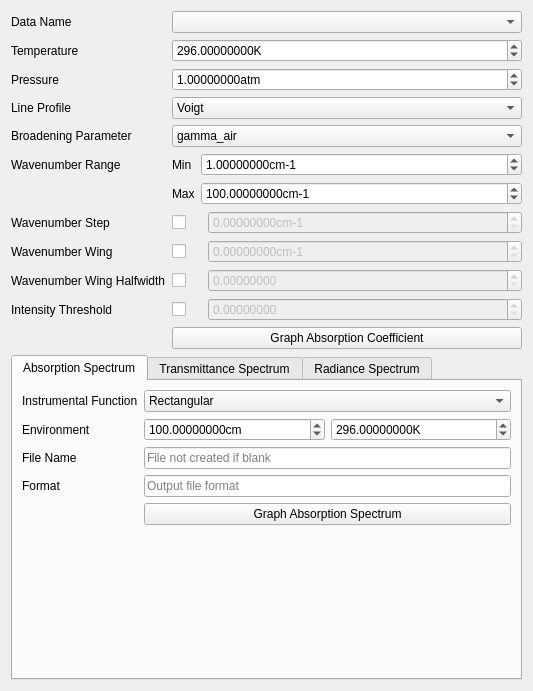
First picture: the form in layouts/graphing_window.ui, repository hitranonline/hapiest, before the edit.
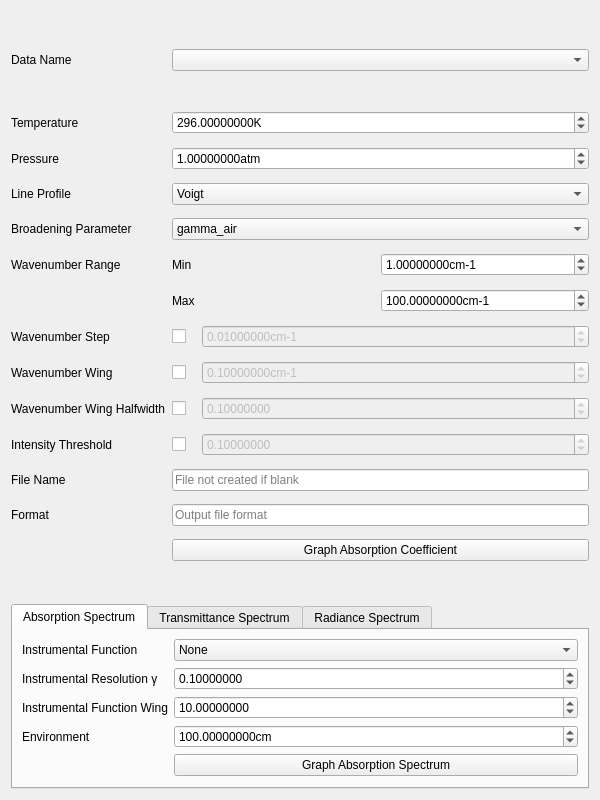
Second picture: the form after the edit.

Commit message: Added support for missing graphing functions, fixed a possible bug in hapi, wow!

What changed in the file:
```diff
--- a/layouts/graphing_window.ui
+++ b/layouts/graphing_window.ui
@@ -6,33 +6,40 @@
             <rect>
                 <x>0</x>
                 <y>0</y>
-                <width>533</width>
-                <height>691</height>
+                <width>600</width>
+                <height>800</height>
             </rect>
         </property>
         <property name="sizePolicy">
-            <sizepolicy hsizetype="Preferred" vsizetype="Minimum">
+            <sizepolicy hsizetype="Minimum" vsizetype="Minimum">
                 <horstretch>0</horstretch>
                 <verstretch>0</verstretch>
             </sizepolicy>
         </property>
+        <property name="maximumSize">
+            <size>
+                <width>600</width>
+                <height>800</height>
+            </size>
+        </property>
         <property name="windowTitle">
             <string>Absorption Coefficient</string>
         </property>
         <layout class="QGridLayout" name="gridLayout">
-            <property name="sizeConstraint">
-                <enum>QLayout::SetMinimumSize</enum>
-            </property>
             <item row="0" column="0">
-                <layout class="QVBoxLayout" name="verticalLayout">
-                    <property name="sizeConstraint">
-                        <enum>QLayout::SetMinimumSize</enum>
-                    </property>
-                    <item>
                         <layout class="QFormLayout" name="formLayout">
                             <property name="sizeConstraint">
                                 <enum>QLayout::SetMaximumSize</enum>
                             </property>
+                    <property name="fieldGrowthPolicy">
+                        <enum>QFormLayout::AllNonFixedFieldsGrow</enum>
+                    </property>
+                    <property name="formAlignment">
+                        <set>Qt::AlignLeading|Qt::AlignLeft|Qt::AlignVCenter</set>
+                    </property>
+                    <property name="verticalSpacing">
+                        <number>13</number>
+                    </property>
                             <item row="0" column="0">
         <widget class="QLabel" name="data_name_label">
             <property name="text">
@@ -41,16 +48,27 @@
         </widget>
                             </item>
                             <item row="0" column="1">
+                        <layout class="QHBoxLayout" name="horizontalLayout_7">
+                            <item>
                                 <widget class="QComboBox" name="data_name"/>
                             </item>
-                            <item row="1" column="0">
+                        </layout>
+                    </item>
+                    <item row="1" column="1">
+                        <widget class="QLabel" name="data_name_error">
+                            <property name="text">
+                                <string/>
+                            </property>
+                        </widget>
+                    </item>
+                    <item row="2" column="0">
                                 <widget class="QLabel" name="temperature_label">
                                     <property name="text">
                                         <string>Temperature</string>
                                     </property>
                                 </widget>
                             </item>
-                            <item row="1" column="1">
+                    <item row="2" column="1">
                                 <widget class="QDoubleSpinBox" name="temperature">
                                     <property name="suffix">
                                         <string>K</string>
@@ -66,14 +84,14 @@
                                     </property>
                                 </widget>
                             </item>
-                            <item row="2" column="0">
+                    <item row="3" column="0">
                                 <widget class="QLabel" name="pressure_label">
                                     <property name="text">
                                         <string>Pressure</string>
                                     </property>
                                 </widget>
                             </item>
-                            <item row="2" column="1">
+                    <item row="3" column="1">
                                 <widget class="QDoubleSpinBox" name="pressure">
                                     <property name="suffix">
                                         <string>atm</string>
@@ -89,14 +107,14 @@
                                     </property>
                                 </widget>
                             </item>
-                            <item row="3" column="0">
+                    <item row="4" column="0">
                                 <widget class="QLabel" name="line_profile_label">
                                     <property name="text">
                                         <string>Line Profile</string>
                                     </property>
         </widget>
                             </item>
-                            <item row="3" column="1">
+                    <item row="4" column="1">
                                 <widget class="QComboBox" name="graph_type">
                                     <item>
                                         <property name="text">
@@ -130,14 +148,14 @@
                                     </item>
                                 </widget>
                             </item>
-                            <item row="4" column="0">
+                    <item row="5" column="0">
                                 <widget class="QLabel" name="broadening_parameter_label">
                                     <property name="text">
                                         <string>Broadening Parameter</string>
                                     </property>
                                 </widget>
                             </item>
-                            <item row="4" column="1">
+                    <item row="5" column="1">
                                 <widget class="QComboBox" name="broadening_parameter">
                                     <item>
                                         <property name="text">
@@ -151,23 +169,23 @@
                                     </item>
                                 </widget>
                             </item>
-                            <item row="5" column="0">
+                    <item row="6" column="0">
                                 <widget class="QLabel" name="wave_range_label">
                                     <property name="text">
                                         <string>Wavenumber Range</string>
                                     </property>
         </widget>
                             </item>
-                            <item row="5" column="1">
-                                <layout class="QFormLayout" name="formLayout_2">
-                                    <item row="0" column="0">
-                                        <widget class="QLabel" name="wave_min_label">
+                    <item row="6" column="1">
+                        <layout class="QHBoxLayout" name="horizontalLayout_23">
+                            <item>
+                                <widget class="QLabel" name="wave_min_label_3">
                                             <property name="text">
                                                 <string>Min</string>
                                             </property>
                                         </widget>
                                     </item>
-                                    <item row="0" column="1">
+                            <item>
                                         <widget class="QDoubleSpinBox" name="wn_min">
                                             <property name="suffix">
                                                 <string>cm-1</string>
@@ -183,14 +201,18 @@
                                             </property>
                                         </widget>
                                     </item>
-                                    <item row="1" column="0">
-                                        <widget class="QLabel" name="wave_max_label">
+                        </layout>
+                    </item>
+                    <item row="8" column="1">
+                        <layout class="QHBoxLayout" name="horizontalLayout_24">
+                            <item>
+                                <widget class="QLabel" name="wave_max_label_3">
                                             <property name="text">
                                                 <string>Max</string>
                                             </property>
                                         </widget>
                                     </item>
-                                    <item row="1" column="1">
+                            <item>
                                         <widget class="QDoubleSpinBox" name="wn_max">
                                             <property name="suffix">
                                                 <string>cm-1</string>
@@ -208,14 +230,14 @@
                                     </item>
                                 </layout>
                             </item>
-                            <item row="6" column="0">
+                    <item row="9" column="0">
                                 <widget class="QLabel" name="wave_step_label">
                                     <property name="text">
                                         <string>Wavenumber Step</string>
                                     </property>
         </widget>
                             </item>
-                            <item row="6" column="1">
+                    <item row="9" column="1">
                                 <layout class="QHBoxLayout" name="horizontalLayout">
                                     <item>
                                         <widget class="QCheckBox" name="wn_step_enabled">
@@ -256,21 +278,27 @@
                                             <property name="decimals">
                                                 <number>8</number>
                                             </property>
+                                    <property name="minimum">
+                                        <double>0.000001000000000</double>
+                                    </property>
                                             <property name="maximum">
                                                 <double>1000000000.000000000000000</double>
                                             </property>
+                                    <property name="value">
+                                        <double>0.010000000000000</double>
+                                    </property>
                                         </widget>
                                     </item>
                                 </layout>
                             </item>
-                            <item row="7" column="0">
+                    <item row="10" column="0">
                                 <widget class="QLabel" name="wave_wing_label">
                                     <property name="text">
                                         <string>Wavenumber Wing</string>
                                     </property>
         </widget>
                             </item>
-                            <item row="7" column="1">
+                    <item row="10" column="1">
                                 <layout class="QHBoxLayout" name="horizontalLayout_2">
                                     <item>
                                         <widget class="QCheckBox" name="wn_wing_enabled">
@@ -296,21 +324,27 @@
                                             <property name="decimals">
                                                 <number>8</number>
                                             </property>
+                                    <property name="minimum">
+                                        <double>0.000001000000000</double>
+                                    </property>
                                             <property name="maximum">
                                                 <double>1000000000.000000000000000</double>
                                             </property>
+                                    <property name="value">
+                                        <double>0.100000000000000</double>
+                                    </property>
                                         </widget>
                                     </item>
                                 </layout>
                             </item>
-                            <item row="8" column="0">
+                    <item row="11" column="0">
         <widget class="QLabel" name="wave_wing_halfwidth_label">
             <property name="text">
                 <string>Wavenumber Wing Halfwidth</string>
             </property>
         </widget>
                             </item>
-                            <item row="8" column="1">
+                    <item row="11" column="1">
                                 <layout class="QHBoxLayout" name="horizontalLayout_3">
                                     <property name="sizeConstraint">
                                         <enum>QLayout::SetMinimumSize</enum>
@@ -336,21 +370,27 @@
                                             <property name="decimals">
                                                 <number>8</number>
                                             </property>
+                                    <property name="minimum">
+                                        <double>0.000001000000000</double>
+                                    </property>
                                             <property name="maximum">
                                                 <double>1000000000.000000000000000</double>
                                             </property>
+                                    <property name="value">
+                                        <double>0.100000000000000</double>
+                                    </property>
                                         </widget>
                                     </item>
                                 </layout>
                             </item>
-                            <item row="9" column="0">
+                    <item row="12" column="0">
         <widget class="QLabel" name="intensity_threshold_label">
             <property name="text">
                 <string>Intensity Threshold</string>
             </property>
         </widget>
                             </item>
-                            <item row="9" column="1">
+                    <item row="12" column="1">
                                 <layout class="QHBoxLayout" name="horizontalLayout_4">
                                     <item>
                                         <widget class="QCheckBox" name="intensity_threshold_enabled">
@@ -373,14 +413,48 @@
                                             <property name="decimals">
                                                 <number>8</number>
                                             </property>
+                                    <property name="minimum">
+                                        <double>0.000001000000000</double>
+                                    </property>
                                             <property name="maximum">
                                                 <double>1000000000.000000000000000</double>
                                             </property>
+                                    <property name="value">
+                                        <double>0.100000000000000</double>
+                                    </property>
                                         </widget>
                                     </item>
                                 </layout>
                             </item>
-                            <item row="10" column="1">
+                    <item row="13" column="0">
+                        <widget class="QLabel" name="label_15">
+                            <property name="text">
+                                <string>File Name</string>
+                            </property>
+                        </widget>
+                    </item>
+                    <item row="13" column="1">
+                        <widget class="QLineEdit" name="output_filename">
+                            <property name="placeholderText">
+                                <string>File not created if blank</string>
+                            </property>
+                        </widget>
+                    </item>
+                    <item row="14" column="0">
+                        <widget class="QLabel" name="label_16">
+                            <property name="text">
+                                <string>Format</string>
+                            </property>
+                        </widget>
+                    </item>
+                    <item row="14" column="1">
+                        <widget class="QLineEdit" name="output_file_format">
+                            <property name="placeholderText">
+                                <string>Output file format</string>
+                            </property>
+                        </widget>
+                    </item>
+                    <item row="15" column="1">
                                 <widget class="QPushButton" name="graph_button">
                                     <property name="text">
                                         <string>Graph Absorption Coefficient</string>
@@ -389,10 +463,10 @@
                             </item>
                         </layout>
                     </item>
-                    <item>
+            <item row="1" column="0">
                         <widget class="QTabWidget" name="spectrum_tabs">
                             <property name="sizePolicy">
-                                <sizepolicy hsizetype="Minimum" vsizetype="Minimum">
+                        <sizepolicy hsizetype="Expanding" vsizetype="Fixed">
                                     <horstretch>0</horstretch>
                                     <verstretch>0</verstretch>
                                 </sizepolicy>
@@ -413,65 +487,19 @@
                                             <item row="0" column="0">
                                                 <layout class="QFormLayout" name="formLayout_5">
                                                     <property name="sizeConstraint">
-                                                        <enum>QLayout::SetMaximumSize</enum>
-                                                    </property>
-                                                    <item row="0" column="0">
-                                                        <widget class="QLabel" name="label_23">
-                                                            <property name="text">
-                                                                <string>Instrumental Function</string>
-                                                            </property>
-                                                        </widget>
-                                                    </item>
-                                                    <item row="0" column="1">
-                                                        <widget class="QComboBox" name="as_instrumental_fn">
-                                                            <item>
-                                                                <property name="text">
-                                                                    <string>Rectangular</string>
-                                                                </property>
-                                                            </item>
-                                                            <item>
-                                                                <property name="text">
-                                                                    <string>Triangular</string>
-                                                                </property>
-                                                            </item>
-                                                            <item>
-                                                                <property name="text">
-                                                                    <string>Gaussian</string>
-                                                                </property>
-                                                            </item>
-                                                            <item>
-                                                                <property name="text">
-                                                                    <string>Diffraction</string>
-                                                                </property>
-                                                            </item>
-                                                            <item>
-                                                                <property name="text">
-                                                                    <string>Michelson</string>
-                                                                </property>
-                                                            </item>
-                                                            <item>
-                                                                <property name="text">
-                                                                    <string>Dispersion</string>
-                                                                </property>
-                                                            </item>
-                                                            <item>
-                                                                <property name="text">
-                                                                    <string>Lorentz</string>
-                                                                </property>
-                                                            </item>
-                                                        </widget>
-                                                    </item>
-                                                    <item row="1" column="0">
-                                                        <widget class="QLabel" name="label_24">
+                                                <enum>QLayout::SetFixedSize</enum>
+                                            </property>
+                                            <item row="3" column="0">
+                                                <widget class="QLabel" name="label_26">
                                                             <property name="text">
                                                                 <string>Environment</string>
                                                             </property>
                                                         </widget>
                                                     </item>
-                                                    <item row="1" column="1">
-                                                        <layout class="QHBoxLayout" name="horizontalLayout_7">
+                                            <item row="3" column="1">
+                                                <layout class="QHBoxLayout" name="horizontalLayout_10">
                                                             <item>
-                                                                <widget class="QDoubleSpinBox" name="as_env_cm">
+                                                        <widget class="QDoubleSpinBox" name="as_path_length">
                                                                     <property name="buttonSymbols">
                                                                         <enum>QAbstractSpinBox::UpDownArrows</enum>
                                                                     </property>
@@ -492,59 +520,15 @@
                                                                         <number>8</number>
                                                                     </property>
                                                                     <property name="maximum">
-                                                                        <double>10000000.000000000000000</double>
+                                                                <double>1000000000.000000000000000</double>
                                                                     </property>
                                                                     <property name="value">
                                                                         <double>100.000000000000000</double>
                                                                     </property>
                                                                 </widget>
                                                             </item>
-                                                            <item>
-                                                                <widget class="QDoubleSpinBox" name="as_env_k">
-                                                                    <property name="suffix">
-                                                                        <string>K</string>
-                                                                    </property>
-                                                                    <property name="decimals">
-                                                                        <number>8</number>
-                                                                    </property>
-                                                                    <property name="maximum">
-                                                                        <double>10000000.000000000000000</double>
-                                                                    </property>
-                                                                    <property name="value">
-                                                                        <double>296.000000000000000</double>
-                                                                    </property>
-                                                                </widget>
-                                                            </item>
-                                                        </layout>
-                                                    </item>
-                                                    <item row="2" column="0">
-                                                        <widget class="QLabel" name="label_15">
-                                                            <property name="text">
-                                                                <string>File Name</string>
-                                                            </property>
-                                                        </widget>
-                                                    </item>
-                                                    <item row="2" column="1">
-                                                        <widget class="QLineEdit" name="as_output_filename">
-                                                            <property name="placeholderText">
-                                                                <string>File not created if blank</string>
-                                                            </property>
-                                                        </widget>
-                                                    </item>
-                                                    <item row="3" column="0">
-                                                        <widget class="QLabel" name="label_12">
-                                                            <property name="text">
-                                                                <string>Format</string>
-                                                            </property>
-                                                        </widget>
-                                                    </item>
-                                                    <item row="3" column="1">
-                                                        <widget class="QLineEdit" name="as_output_file_format">
-                                                            <property name="placeholderText">
-                                                                <string>Output file format</string>
-                                                            </property>
-                                                        </widget>
-                                                    </item>
+                                                </layout>
+                                            </item>
                                                     <item row="4" column="1">
                                                         <widget class="QPushButton" name="graph_as_button">
                                                             <property name="text">
@@ -552,6 +536,98 @@
                                                             </property>
                                                         </widget>
                                                     </item>
+                                            <item row="0" column="1">
+                                                <widget class="QComboBox" name="as_instrumental_fn">
+                                                    <item>
+                                                        <property name="text">
+                                                            <string>None</string>
+                                                        </property>
+                                                    </item>
+                                                    <item>
+                                                        <property name="text">
+                                                            <string>Rectangular</string>
+                                                        </property>
+                                                    </item>
+                                                    <item>
+                                                        <property name="text">
+                                                            <string>Triangular</string>
+                                                        </property>
+                                                    </item>
+                                                    <item>
+                                                        <property name="text">
+                                                            <string>Gaussian</string>
+                                                        </property>
+                                                    </item>
+                                                    <item>
+                                                        <property name="text">
+                                                            <string>Diffraction</string>
+                                                        </property>
+                                                    </item>
+                                                    <item>
+                                                        <property name="text">
+                                                            <string>Michelson</string>
+                                                        </property>
+                                                    </item>
+                                                    <item>
+                                                        <property name="text">
+                                                            <string>Dispersion</string>
+                                                        </property>
+                                                    </item>
+                                                </widget>
+                                            </item>
+                                            <item row="0" column="0">
+                                                <widget class="QLabel" name="label_25">
+                                                    <property name="text">
+                                                        <string>Instrumental Function</string>
+                                                    </property>
+                                                </widget>
+                                            </item>
+                                            <item row="1" column="0">
+                                                <widget class="QLabel" name="label_6">
+                                                    <property name="text">
+                                                        <string>Instrumental Resolution γ</string>
+                                                    </property>
+                                                </widget>
+                                            </item>
+                                            <item row="1" column="1">
+                                                <widget class="QDoubleSpinBox" name="as_instrumental_resolution">
+                                                    <property name="decimals">
+                                                        <number>8</number>
+                                                    </property>
+                                                    <property name="minimum">
+                                                        <double>0.000001000000000</double>
+                                                    </property>
+                                                    <property name="maximum">
+                                                        <double>100000000000000000.000000000000000</double>
+                                                    </property>
+                                                    <property name="value">
+                                                        <double>0.100000000000000</double>
+                                                    </property>
+                                                </widget>
+                                            </item>
+                                            <item row="2" column="0">
+                                                <widget class="QLabel" name="label_5">
+                                                    <property name="text">
+                                                        <string>Instrumental Function Wing</string>
+                                                    </property>
+                                                </widget>
+                                            </item>
+                                            <item row="2" column="1">
+                                                <widget class="QDoubleSpinBox" name="as_instrumental_fn_wing">
+                                                    <property name="decimals">
+                                                        <number>8</number>
+                                                    </property>
+                                                    <property name="minimum">
+                                                        <double>0.000001000000000</double>
+                                                    </property>
+                                                    <property name="maximum">
+                                                        <double>99999999999999991433150857216.000000000000000</double>
+                                                    </property>
+                                                    <property name="value">
+                                                        <double>10.000000000000000</double>
+                                                    </property>
+                                                </widget>
+                                            </item>
                                                 </layout>
                                             </item>
                                         </layout>
@@ -867,12 +943,8 @@
                                         </layout>
                                     </item>
                                 </layout>
-                                <zorder>formLayoutWidget</zorder>
-                                <zorder>gridLayoutWidget_2</zorder>
-                            </widget>
-                        </widget>
-                    </item>
-                </layout>
+                    </widget>
+                </widget>
             </item>
         </layout>
     </widget>
```
Left out of the diff: 353 changed lines with no effect on the pictures. Lines whose indentation alone changed are shown as unchanged. The commit also changes 9 other files.
